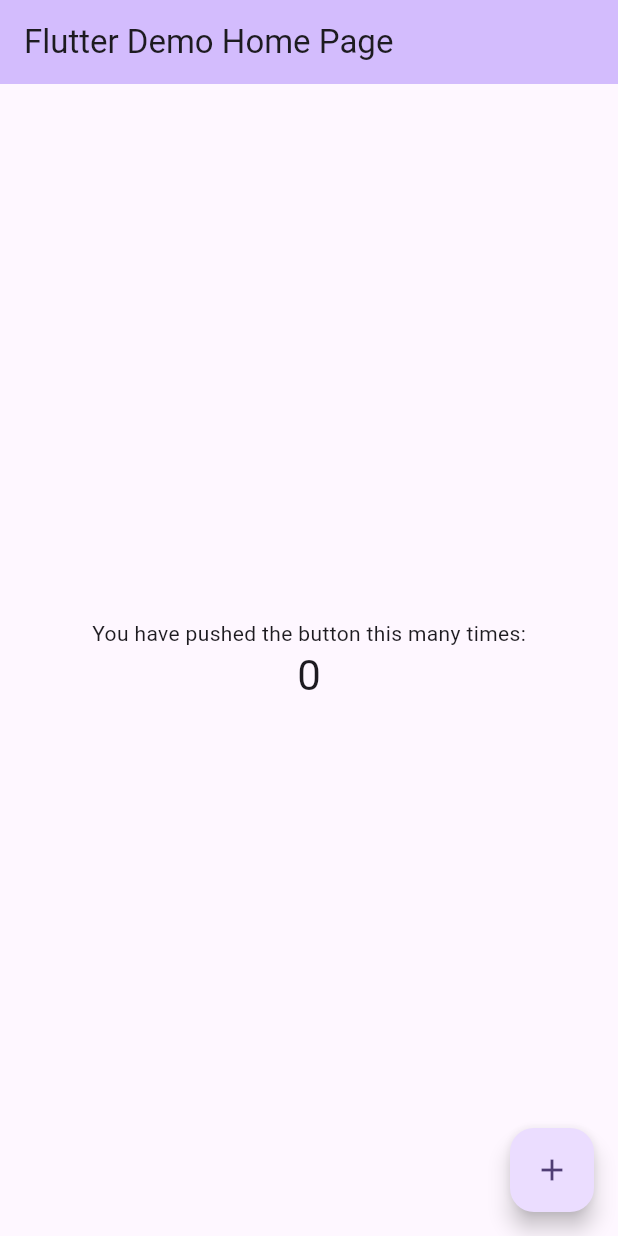
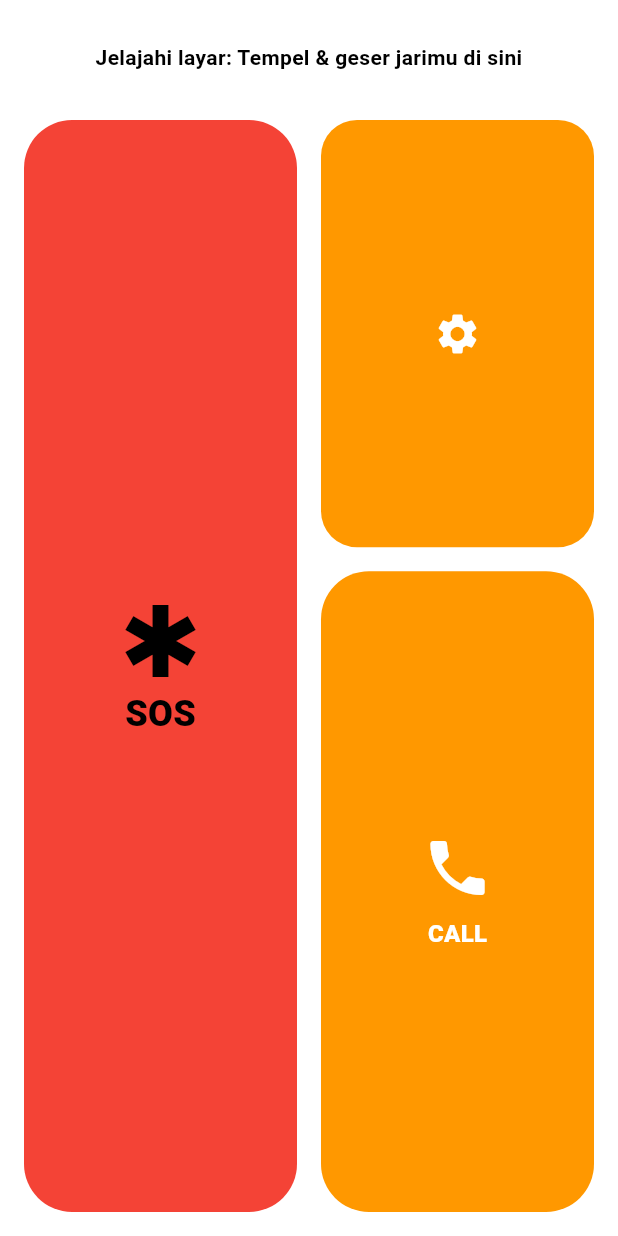
Before and after one commit to HanifMuzafarGunawan/NETRAVEST, a Flutter app: the screen it shows after launch, on a phone screen of 412 x 824 dp. Run offline on Flutter 3.47's test engine with Material 3 defaults, Android fonts, the phone set to English and light mode, and no system bars.

Commit message:
main.dart coba gesture navigasi explore screen dan UI

```diff
--- a/lib/main.dart
+++ b/lib/main.dart
@@ -1,4 +1,5 @@
 import 'package:flutter/material.dart';
+import 'package:flutter/services.dart';
 
 void main() {
   runApp(const MyApp());
@@ -7,115 +8,256 @@ void main() {
 class MyApp extends StatelessWidget {
   const MyApp({super.key});
 
-  // This widget is the root of your application.
   @override
   Widget build(BuildContext context) {
     return MaterialApp(
-      title: 'Flutter Demo',
+      debugShowCheckedModeBanner: false,
       theme: ThemeData(
-        // This is the theme of your application.
-        //
-        // TRY THIS: Try running your application with "flutter run". You'll see
-        // the application has a purple toolbar. Then, without quitting the app,
-        // try changing the seedColor in the colorScheme below to Colors.green
-        // and then invoke "hot reload" (save your changes or press the "hot
-        // reload" button in a Flutter-supported IDE, or press "r" if you used
-        // the command line to start the app).
-        //
-        // Notice that the counter didn't reset back to zero; the application
-        // state is not lost during the reload. To reset the state, use hot
-        // restart instead.
-        //
-        // This works for code too, not just values: Most code changes can be
-        // tested with just a hot reload.
-        colorScheme: .fromSeed(seedColor: Colors.deepPurple),
+        brightness: Brightness.dark,
+        scaffoldBackgroundColor: Colors.black,
       ),
-      home: const MyHomePage(title: 'Flutter Demo Home Page'),
+      home: const BentoDragReleaseDashboard(),
     );
   }
 }
 
-class MyHomePage extends StatefulWidget {
-  const MyHomePage({super.key, required this.title});
-
-  // This widget is the home page of your application. It is stateful, meaning
-  // that it has a State object (defined below) that contains fields that affect
-  // how it looks.
-
-  // This class is the configuration for the state. It holds the values (in this
-  // case the title) provided by the parent (in this case the App widget) and
-  // used by the build method of the State. Fields in a Widget subclass are
-  // always marked "final".
-
-  final String title;
+class BentoDragReleaseDashboard extends StatefulWidget {
+  const BentoDragReleaseDashboard({super.key});
 
   @override
-  State<MyHomePage> createState() => _MyHomePageState();
+  State<BentoDragReleaseDashboard> createState() =>
+      _BentoDragReleaseDashboardState();
 }
 
-class _MyHomePageState extends State<MyHomePage> {
-  int _counter = 0;
+class _BentoDragReleaseDashboardState extends State<BentoDragReleaseDashboard> {
+  // Menyimpan GlobalKey untuk melacak posisi koordinat masing-masing tombol
+  final GlobalKey _sosKey = GlobalKey();
+  final GlobalKey _callKey = GlobalKey();
+  final GlobalKey _settingsKey = GlobalKey();
 
-  void _incrementCounter() {
+  // Menyimpan status nama tombol yang sedang disentuh jari saat ini
+  String _currentlyHoveredButton = "";
+
+  // Fungsi untuk memeriksa apakah koordinat jari berada di dalam area suatu komponen/tombol
+  bool _isPointerInsideWidget(Offset globalPosition, GlobalKey key) {
+    final RenderBox? renderBox =
+        key.currentContext?.findRenderObject() as RenderBox?;
+    if (renderBox == null) return false;
+
+    // Mendapatkan posisi absolut tombol di layar
+    final Offset boxPosition = renderBox.localToGlobal(Offset.zero);
+    // Mendapatkan ukuran lebar dan tinggi tombol
+    final Size boxSize = renderBox.size;
+
+    // Memeriksa apakah koordinat X dan Y jari berada di dalam batas kotak tombol
+    return globalPosition.dx >= boxPosition.dx &&
+        globalPosition.dx <= boxPosition.dx + boxSize.width &&
+        globalPosition.dy >= boxPosition.dy &&
+        globalPosition.dy <= boxPosition.dy + boxSize.height;
+  }
+
+  // Fungsi yang dijalankan secara real-time saat jari bergeser di layar
+  void _checkIntersections(Offset globalPosition) {
+    String detectedButton = "";
+
+    if (_isPointerInsideWidget(globalPosition, _sosKey)) {
+      detectedButton = "SOS";
+    } else if (_isPointerInsideWidget(globalPosition, _callKey)) {
+      detectedButton = "CALL";
+    } else if (_isPointerInsideWidget(globalPosition, _settingsKey)) {
+      detectedButton = "PENGATURAN";
+    }
+
+    // Jika jari berpindah ke tombol baru, picu getaran ringan
+    if (detectedButton != _currentlyHoveredButton) {
+      setState(() {
+        _currentlyHoveredButton = detectedButton;
+      });
+
+      if (_currentlyHoveredButton.isNotEmpty) {
+        // Getaran ketukan tipis penanda jari masuk ke area tombol baru
+        HapticFeedback.lightImpact();
+        print("Jari melewati tombol: $_currentlyHoveredButton");
+      }
+    }
+  }
+
+  // Fungsi yang dijalankan saat jari resmi diangkat/dilepas dari layar
+  void _executeSelectedAction() {
+    if (_currentlyHoveredButton.isEmpty) return;
+
+    // Picu getaran tegas penanda aksi berhasil dieksekusi
+    HapticFeedback.heavyImpact();
+
+    // Jalankan logika sesuai tombol terakhir yang dipilih
+    ScaffoldMessenger.of(context).showSnackBar(
+      SnackBar(
+        content: Text('Aksi $_currentlyHoveredButton Berhasil Diaktifkan!'),
+        duration: const Duration(seconds: 1),
+      ),
+    );
+
+    // Reset status setelah tombol dieksekusi
     setState(() {
-      // This call to setState tells the Flutter framework that something has
-      // changed in this State, which causes it to rerun the build method below
-      // so that the display can reflect the updated values. If we changed
-      // _counter without calling setState(), then the build method would not be
-      // called again, and so nothing would appear to happen.
-      _counter++;
+      _currentlyHoveredButton = "";
     });
   }
 
   @override
   Widget build(BuildContext context) {
-    // This method is rerun every time setState is called, for instance as done
-    // by the _incrementCounter method above.
-    //
-    // The Flutter framework has been optimized to make rerunning build methods
-    // fast, so that you can just rebuild anything that needs updating rather
-    // than having to individually change instances of widgets.
     return Scaffold(
-      appBar: AppBar(
-        // TRY THIS: Try changing the color here to a specific color (to
-        // Colors.amber, perhaps?) and trigger a hot reload to see the AppBar
-        // change color while the other colors stay the same.
-        backgroundColor: Theme.of(context).colorScheme.inversePrimary,
-        // Here we take the value from the MyHomePage object that was created by
-        // the App.build method, and use it to set our appbar title.
-        title: Text(widget.title),
-      ),
-      body: Center(
-        // Center is a layout widget. It takes a single child and positions it
-        // in the middle of the parent.
-        child: Column(
-          // Column is also a layout widget. It takes a list of children and
-          // arranges them vertically. By default, it sizes itself to fit its
-          // children horizontally, and tries to be as tall as its parent.
-          //
-          // Column has various properties to control how it sizes itself and
-          // how it positions its children. Here we use mainAxisAlignment to
-          // center the children vertically; the main axis here is the vertical
-          // axis because Columns are vertical (the cross axis would be
-          // horizontal).
-          //
-          // TRY THIS: Invoke "debug painting" (choose the "Toggle Debug Paint"
-          // action in the IDE, or press "p" in the console), to see the
-          // wireframe for each widget.
-          mainAxisAlignment: .center,
-          children: [
-            const Text('You have pushed the button this many times:'),
-            Text(
-              '$_counter',
-              style: Theme.of(context).textTheme.headlineMedium,
+      backgroundColor: const Color.fromARGB(255, 255, 255, 255),
+      body: SafeArea(
+        // GestureDetector utama untuk mendeteksi seluruh pergerakan jari di layar
+        child: GestureDetector(
+          onPanStart: (details) => _checkIntersections(details.globalPosition),
+          onPanUpdate: (details) => _checkIntersections(details.globalPosition),
+          onPanEnd: (_) => _executeSelectedAction(),
+          child: Padding(
+            padding: const EdgeInsets.all(16.0),
+            child: Column(
+              children: [
+                // Indikator teks status di bagian atas layar untuk mempermudah debugging kamu
+                Container(
+                  width: double.infinity,
+                  padding: const EdgeInsets.all(12),
+                  color: const Color.fromARGB(255, 255, 255, 255),
+                  child: Text(
+                    _currentlyHoveredButton.isEmpty
+                        ? "Jelajahi layar: Tempel & geser jarimu di sini"
+                        : "Jari berada di: $_currentlyHoveredButton (Lepas untuk memilih)",
+                    textAlign: TextAlign.center,
+                    style: const TextStyle(
+                      fontWeight: FontWeight.bold,
+                      color: Color.fromARGB(255, 0, 0, 0),
+                    ),
+                  ),
+                ),
+                const SizedBox(height: 20),
+
+                // Area Grid Tombol Dashboard
+                Expanded(
+                  child: Row(
+                    children: [
+                      // Tombol Kiri: SOS
+                      Expanded(
+                        child: Container(
+                          key: _sosKey, // Pasang kunci pelacak koordinat
+                          decoration: BoxDecoration(
+                            color: _currentlyHoveredButton == "SOS"
+                                ? const Color.fromARGB(255, 255, 0, 0)
+                                : Colors.red,
+                            borderRadius: BorderRadius.circular(32),
+                            border: _currentlyHoveredButton == "SOS"
+                                ? Border.all(color: Colors.white, width: 4)
+                                : null,
+                          ),
+                          child: Column(
+                            mainAxisAlignment: MainAxisAlignment.center,
+                            children: const [
+                              Icon(
+                                Icons.emergency,
+                                color: Colors.black,
+                                size: 64,
+                              ),
+                              Text(
+                                'SOS',
+                                style: TextStyle(
+                                  color: Colors.black,
+                                  fontSize: 24,
+                                  fontWeight: FontWeight.w900,
+                                ),
+                              ),
+                            ],
+                          ),
+                        ),
+                      ),
+                      const SizedBox(width: 16),
+
+                      // Tombol Kanan: Gabungan Atas (Settings) & Bawah (Call)
+                      Expanded(
+                        child: Column(
+                          children: [
+                            // Tombol Kecil Pengaturan
+                            Expanded(
+                              flex: 4,
+                              child: Container(
+                                key:
+                                    _settingsKey, // Pasang kunci pelacak koordinat
+                                width: double.infinity,
+                                decoration: BoxDecoration(
+                                  color: _currentlyHoveredButton == "PENGATURAN"
+                                      ? const Color.fromARGB(255, 234, 140, 0)
+                                      : Colors.orange,
+                                  borderRadius: BorderRadius.circular(24),
+                                  border:
+                                      _currentlyHoveredButton == "PENGATURAN"
+                                      ? Border.all(
+                                          color: Colors.white,
+                                          width: 4,
+                                        )
+                                      : null,
+                                ),
+                                child: const Center(
+                                  child: Icon(
+                                    Icons.settings,
+                                    color: Colors.white,
+                                    size: 32,
+                                  ),
+                                ),
+                              ),
+                            ),
+                            const SizedBox(height: 16),
+
+                            // Tombol Besar CALL
+                            Expanded(
+                              flex: 6,
+                              child: Container(
+                                key: _callKey, // Pasang kunci pelacak koordinat
+                                width: double.infinity,
+                                decoration: BoxDecoration(
+                                  color: _currentlyHoveredButton == "CALL"
+                                      ? const Color.fromARGB(255, 234, 140, 0)
+                                      : Colors.orange,
+                                  borderRadius: BorderRadius.circular(32),
+                                  border: _currentlyHoveredButton == "CALL"
+                                      ? Border.all(
+                                          color: Colors.white,
+                                          width: 4,
+                                        )
+                                      : null,
+                                ),
+                                child: Column(
+                                  mainAxisAlignment: MainAxisAlignment.center,
+                                  children: const [
+                                    Icon(
+                                      Icons.phone,
+                                      color: Colors.white,
+                                      size: 48,
+                                    ),
+                                    SizedBox(height: 8),
+                                    Text(
+                                      'CALL',
+                                      style: TextStyle(
+                                        color: Colors.white,
+                                        fontSize: 16,
+                                        fontWeight: FontWeight.w900,
+                                      ),
+                                    ),
+                                  ],
+                                ),
+                              ),
+                            ),
+                          ],
+                        ),
+                      ),
+                    ],
+                  ),
+                ),
+              ],
             ),
-          ],
+          ),
         ),
-      ),
-      floatingActionButton: FloatingActionButton(
-        onPressed: _incrementCounter,
-        tooltip: 'Increment',
-        child: const Icon(Icons.add),
       ),
     );
   }
```
